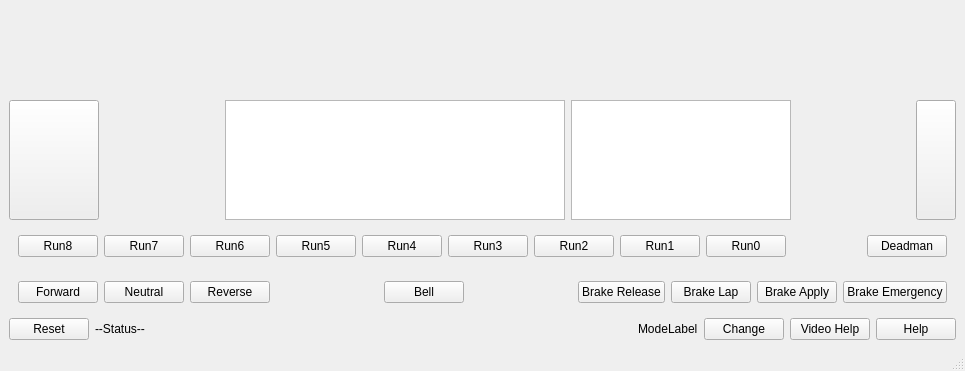
First picture: the form in sim_ui4.ui, repository oualline/trolley.sim, before the edit; both pictures show x 0 to 965 and y 507 to 878 of the 965 by 878 pixel window.
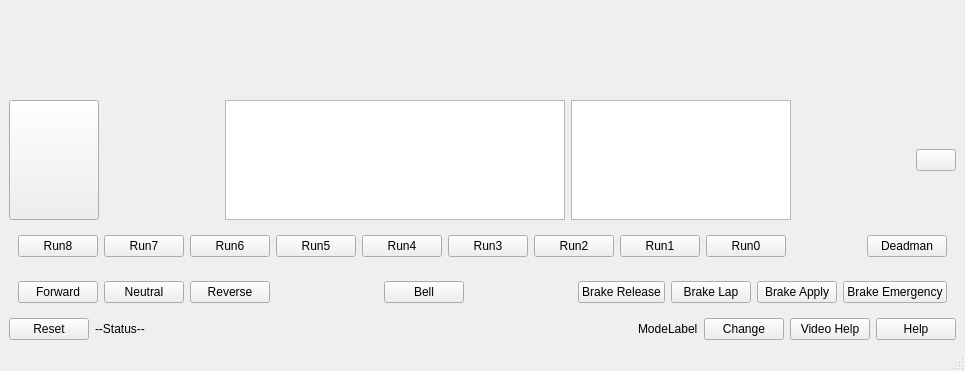
Second picture: the form after the edit. Icons and pictures are not drawn.

Commit message: Minor fixes.  Made work on smaller screens

```diff
--- a/sim_ui4.ui
+++ b/sim_ui4.ui
@@ -176,8 +176,8 @@
           </property>
           <property name="sizeHint" stdset="0">
            <size>
-            <width>40</width>
-            <height>20</height>
+            <width>0</width>
+            <height>0</height>
            </size>
           </property>
          </spacer>
@@ -221,20 +221,14 @@
           </property>
           <property name="sizeHint" stdset="0">
            <size>
-            <width>40</width>
-            <height>20</height>
+            <width>0</width>
+            <height>0</height>
            </size>
           </property>
          </spacer>
         </item>
         <item>
          <widget class="QPushButton" name="BellGraphic">
-          <property name="sizePolicy">
-           <sizepolicy hsizetype="Preferred" vsizetype="Preferred">
-            <horstretch>0</horstretch>
-            <verstretch>0</verstretch>
-           </sizepolicy>
-          </property>
           <property name="text">
            <string/>
           </property>
```
The commit also changes 5 other files.
